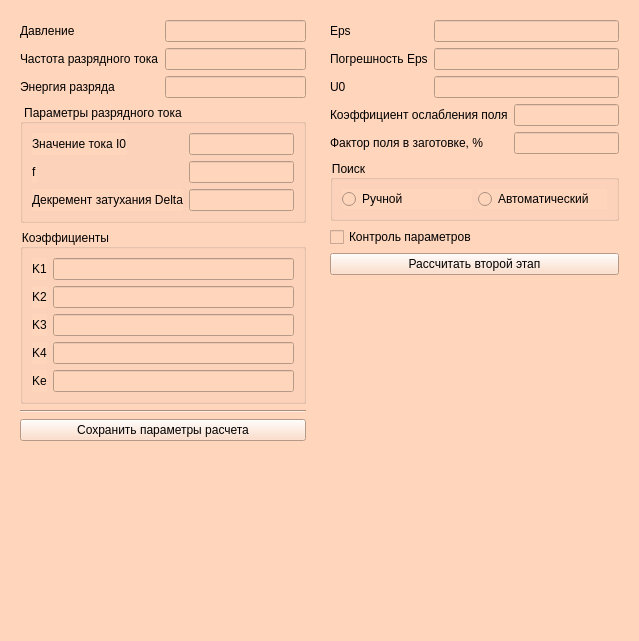
The window that gui/SecondaryParameters.ui (Kroshy1984/MIOM) describes before a commit, drawn with Qt 5.
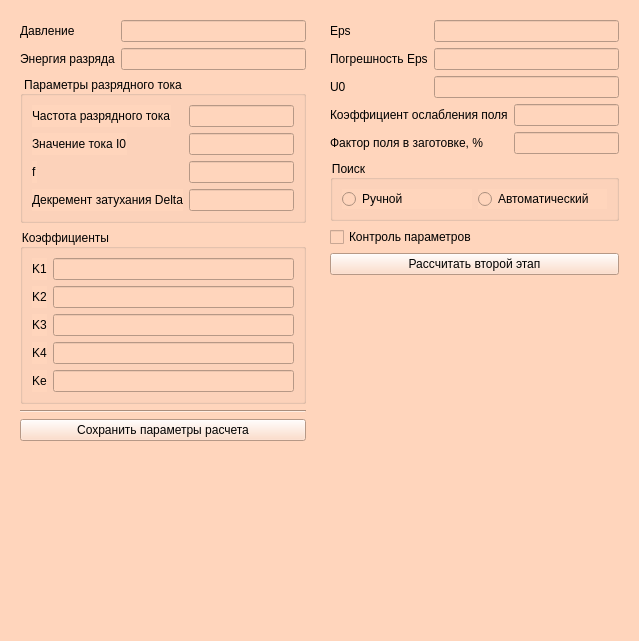
The same window after the commit.

```diff
--- a/gui/SecondaryParameters.ui
+++ b/gui/SecondaryParameters.ui
@@ -33,23 +33,13 @@
          <widget class="QLineEdit" name="lineEditPressure"/>
         </item>
         <item row="1" column="0">
-         <widget class="QLabel" name="label_8">
-          <property name="text">
-           <string>Частота разрядного тока</string>
-          </property>
-         </widget>
-        </item>
-        <item row="1" column="1">
-         <widget class="QLineEdit" name="lineEditFrequencyAmper"/>
-        </item>
-        <item row="2" column="0">
          <widget class="QLabel" name="label_9">
           <property name="text">
            <string>Энергия разряда</string>
           </property>
          </widget>
         </item>
-        <item row="2" column="1">
+        <item row="1" column="1">
          <widget class="QLineEdit" name="lineEditDischargeEnergy"/>
         </item>
        </layout>
@@ -61,33 +51,43 @@
         </property>
         <layout class="QFormLayout" name="formLayout_3">
          <item row="0" column="0">
+          <widget class="QLabel" name="label_8">
+           <property name="text">
+            <string>Частота разрядного тока</string>
+           </property>
+          </widget>
+         </item>
+         <item row="0" column="1">
+          <widget class="QLineEdit" name="lineEditFrequencyAmper"/>
+         </item>
+         <item row="1" column="0">
           <widget class="QLabel" name="label_12">
            <property name="text">
             <string>Значение тока I0</string>
            </property>
           </widget>
          </item>
-         <item row="1" column="0">
+         <item row="1" column="1">
+          <widget class="QLineEdit" name="lineEditI0"/>
+         </item>
+         <item row="2" column="0">
           <widget class="QLabel" name="label_13">
            <property name="text">
             <string>f</string>
            </property>
           </widget>
          </item>
-         <item row="2" column="0">
+         <item row="2" column="1">
+          <widget class="QLineEdit" name="lineEditF"/>
+         </item>
+         <item row="3" column="0">
           <widget class="QLabel" name="label_14">
            <property name="text">
             <string>Декремент затухания Delta</string>
            </property>
           </widget>
          </item>
-         <item row="0" column="1">
-          <widget class="QLineEdit" name="lineEditI0"/>
-         </item>
-         <item row="1" column="1">
-          <widget class="QLineEdit" name="lineEditF"/>
-         </item>
-         <item row="2" column="1">
+         <item row="3" column="1">
           <widget class="QLineEdit" name="lineEditDelta"/>
          </item>
         </layout>
```
